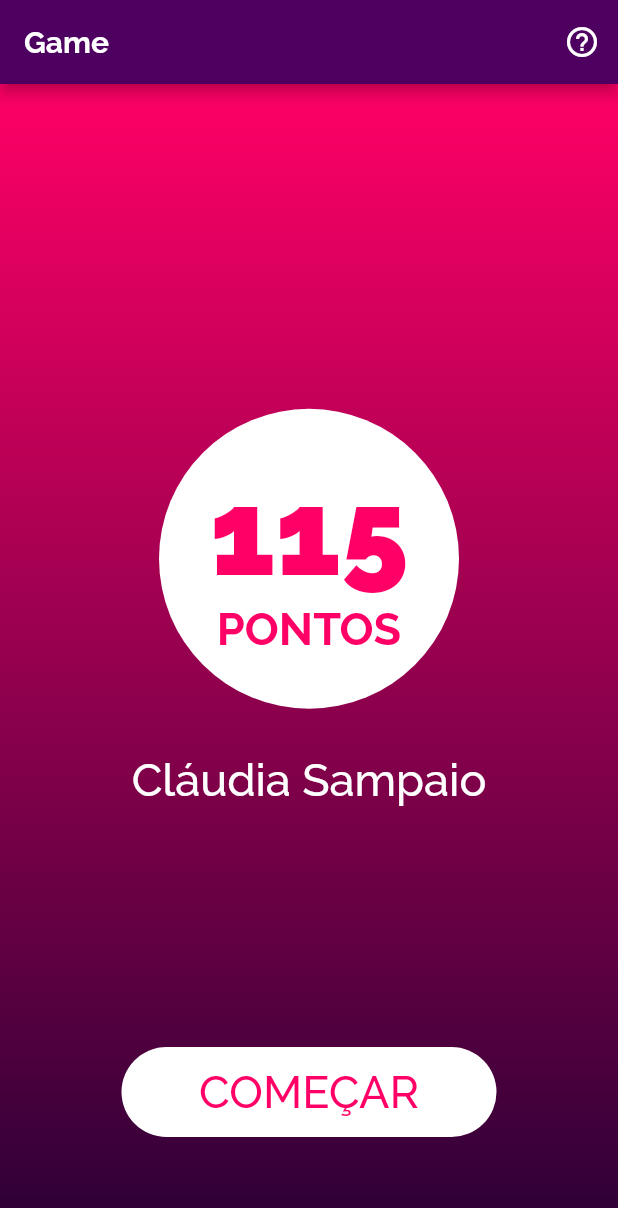
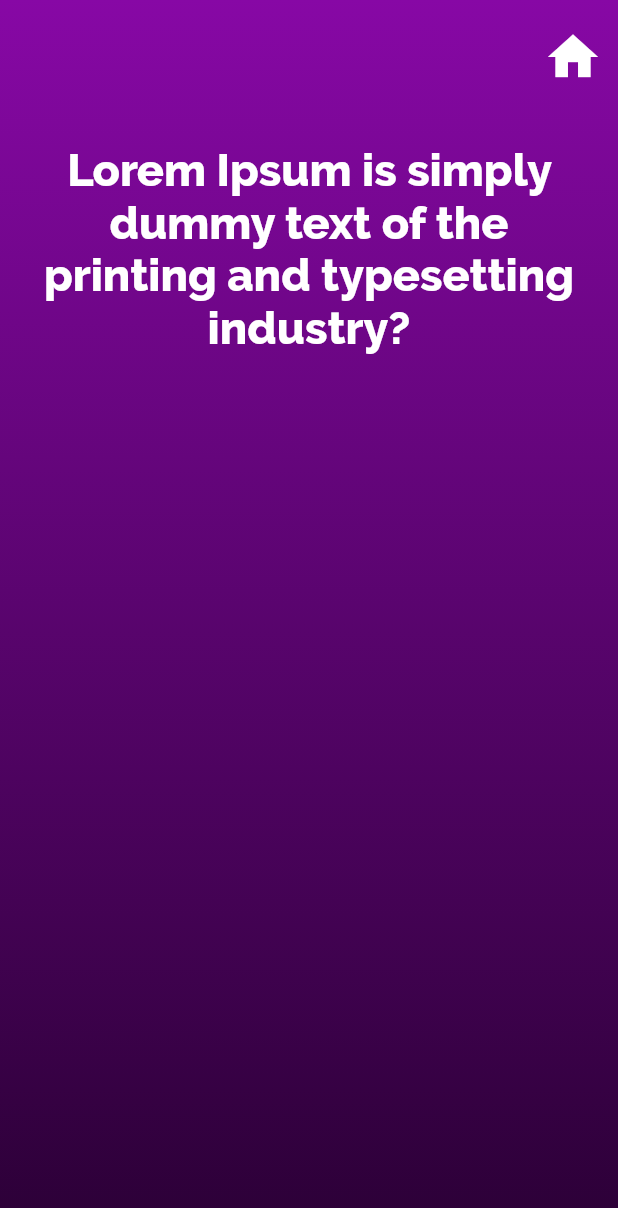
Before and after one commit to Janilso/jogo-contabil, a Flutter app: the screen it shows after launch, after a tap on "COMEÇAR", on a phone screen of 412 x 824 dp. Shown: the top 1208 px of the screen. Run offline on Flutter 3.47's test engine with Material 2 defaults, Android fonts, the light colour scheme and no system bars.

Commit message:
Adicionado pagina Perguntas

```diff
--- a/lib/components/button.dart
+++ b/lib/components/button.dart
@@ -2,7 +2,7 @@ import 'package:flutter/foundation.dart';
 import 'package:flutter/material.dart';
 
 class CustomButton extends StatelessWidget {
-  String text;
+  final String text;
   CustomButton({@required this.onPressed, this.text});
   final GestureTapCallback onPressed;
 
@@ -28,8 +28,7 @@ class CustomButton extends StatelessWidget {
                 color: Theme.of(context).primaryColor,
               ),
             ),
-          onPressed: () {},
-        ),
+            onPressed: onPressed),
       ),
     );
   }
--- a/lib/main.dart
+++ b/lib/main.dart
@@ -1,10 +1,10 @@
 import 'package:flutter/material.dart';
 import 'package:jogocontabil/pages/inicio.dart';
+import 'package:jogocontabil/pages/pergutas-view.dart';
 
 void main() => runApp(MyApp());
 
 class MyApp extends StatelessWidget {
-  // This widget is the root of your application.
   @override
   Widget build(BuildContext context) {
     return MaterialApp(
@@ -23,7 +23,11 @@ class MyApp extends StatelessWidget {
           textTheme: ButtonTextTheme.primary,
         ),
       ),
-      home: homePage(),
+      home: HomePage(),
+      routes: {
+        "/perguntas": (_) => PerguntasView(),
+        "/home": (_) => HomePage(),
+      },
     );
   }
 }
--- a/lib/pages/inicio.dart
+++ b/lib/pages/inicio.dart
@@ -1,14 +1,16 @@
+import 'package:flutter/cupertino.dart';
 import 'package:flutter/material.dart';
 import 'package:jogocontabil/components/button.dart';
+import 'package:jogocontabil/pages/pergutas-view.dart';
 
-class homePage extends StatefulWidget {
+class HomePage extends StatefulWidget {
   @override
-  _homePageState createState() => _homePageState();
+  _HomePageState createState() => _HomePageState();
 }
 
-class _homePageState extends State<homePage> {
-  int _pontuacao = 115;
-  String _nome = "Cláudia Sampaio";
+class _HomePageState extends State<HomePage> {
+  final int _pontuacao = 115;
+  final String _nome = "Cláudia Sampaio";
 
   @override
   Widget build(BuildContext context) {
@@ -92,7 +94,9 @@ class _homePageState extends State<homePage> {
         padding: EdgeInsets.fromLTRB(0, 0, 0, 50),
         child: CustomButton(
           text: "COMEÇAR",
-          onPressed: () {},
+          onPressed: () {
+            Navigator.pushReplacementNamed(context, "/perguntas");
+          },
         ),
       ),
       floatingActionButtonLocation: FloatingActionButtonLocation.centerFloat,
--- /dev/null
+++ b/lib/pages/pergutas-view.dart
@@ -0,0 +1,58 @@
+import 'package:flutter/material.dart';
+
+class PerguntasView extends StatefulWidget {
+  @override
+  _PerguntasStateView createState() => _PerguntasStateView();
+}
+
+class _PerguntasStateView extends State<PerguntasView> {
+  String _pergunta =
+      "Lorem Ipsum is simply dummy text of the printing and typesetting industry?";
+  @override
+  Widget build(BuildContext context) {
+    return Container(
+      decoration: BoxDecoration(
+        gradient: LinearGradient(
+            begin: Alignment.topCenter,
+            end: Alignment.bottomCenter,
+            colors: [Color(0xff8708A5), Color(0xff2B0036)]),
+      ),
+      child: Scaffold(
+          backgroundColor: Colors.transparent,
+          appBar: AppBar(
+            actions: <Widget>[
+              Padding(
+                padding: EdgeInsets.all(10),
+                child: IconButton(
+                  icon: Icon(
+                    Icons.home,
+                    size: 40,
+                  ),
+                  onPressed: () {
+                    Navigator.pushReplacementNamed(context, "/home");
+                  },
+                ),
+              )
+            ],
+            backgroundColor: Colors.transparent,
+            elevation: 0.0,
+          ),
+          body: Padding(
+            padding: EdgeInsets.fromLTRB(20, 40, 20, 20),
+            child: Column(
+              children: <Widget>[
+                Text(
+                  "$_pergunta",
+                  style: TextStyle(
+                    color: Colors.white,
+                    fontSize: 30,
+                    fontWeight: FontWeight.w800,
+                  ),
+                  textAlign: TextAlign.center,
+                ),
+              ],
+            ),
+          )),
+    );
+  }
+}
```
Also changed, not shown: lib/models/pergunta.dart (added, +8 -0 lines), lib/pages/pergutas.dart (deleted, +0 -13 lines). Lines whose indentation alone changed are shown as unchanged.
